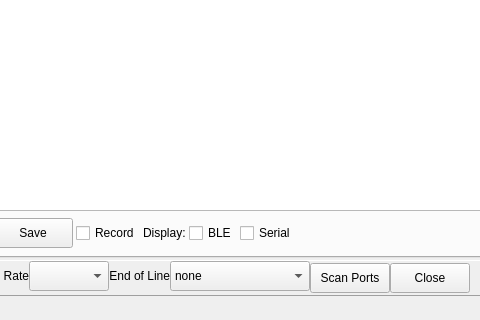
The window that assets/serialUI.ui (uutzinger/SerialUI) describes before a commit, drawn with Qt 5; both pictures show x 180 to 660 and y 480 to 800 of the 1299 by 800 pixel window.
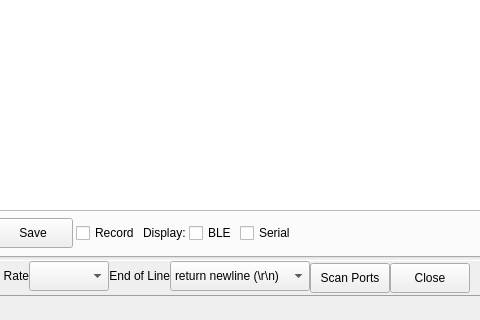
The same window after the commit. Icons and pictures are not drawn.

Patch:
```diff
--- a/assets/serialUI.ui
+++ b/assets/serialUI.ui
@@ -2452,6 +2452,9 @@
                 <property name="sizeAdjustPolicy">
                  <enum>QComboBox::AdjustToContents</enum>
                 </property>
+                <property name="currentIndex">
+                 <number>1</number>
+                </property>
                 <item>
                  <property name="text">
                   <string>none</string>
```
Left out of the diff: 3 changed lines with no effect on the pictures.
